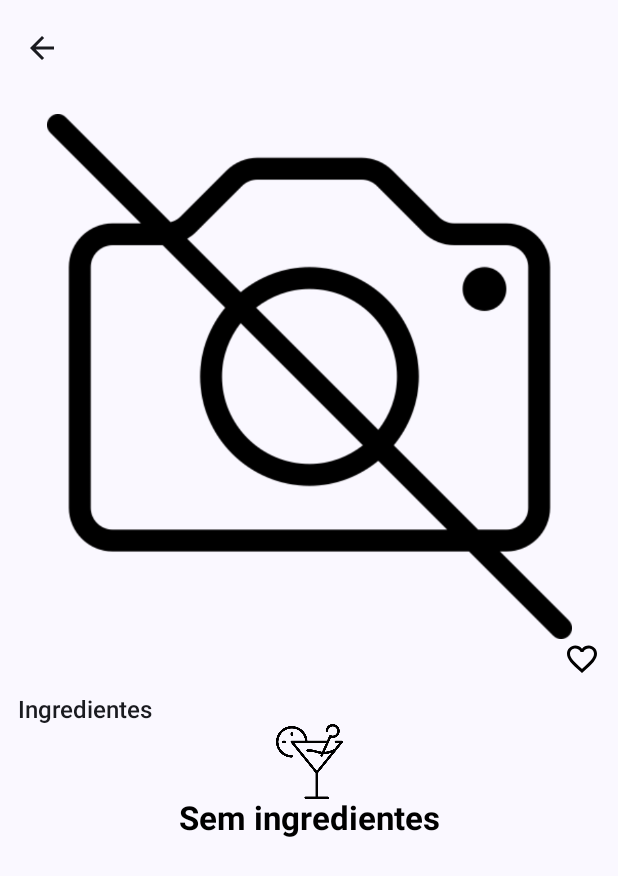
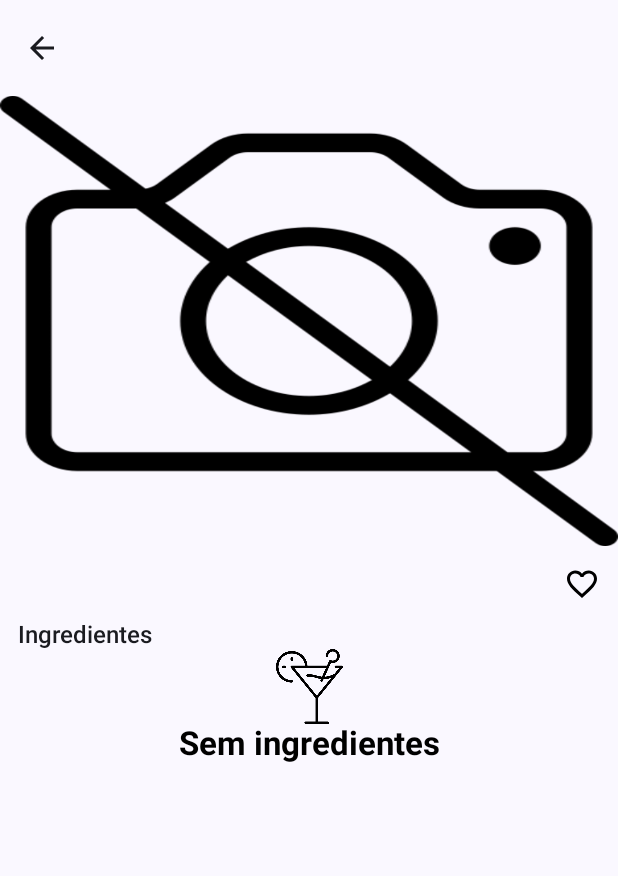
Before and after one commit to Matheus-Silas97/BartenderVirtual, an Android app built with Jetpack Compose: the composable Content shown on its own in the app's theme, on a phone screen of 412 x 824 dp. Shown: the top 876 px of the screen. Run offline under Robolectric (Android 15) with nearby library versions, the phone set to English and light mode, and no system bars; network calls fail; pictures from the network do not load.

Commit message:
refactor(bartendervirtual) ajustes no layout

```diff
--- a/app/src/main/java/com/bartender/bartendervirtual/common/components/CategoryCard.kt
+++ b/app/src/main/java/com/bartender/bartendervirtual/common/components/CategoryCard.kt
@@ -16,6 +16,8 @@ import androidx.compose.ui.Alignment
 import androidx.compose.ui.Modifier
 import androidx.compose.ui.draw.shadow
 import androidx.compose.ui.graphics.Color
+import androidx.compose.ui.text.style.TextAlign
+import androidx.compose.ui.text.style.TextAlign.Companion
 import androidx.compose.ui.unit.dp
 import androidx.compose.ui.zIndex
 import com.bartender.bartendervirtual.domain.model.Category
@@ -54,7 +56,8 @@ fun CategoryCard(
                 modifier = Modifier
                     .align(Alignment.Center)
                     .padding(6.dp)
-                    .zIndex(1f)
+                    .zIndex(1f),
+                textAlign = TextAlign.Center
             )
         }
     }
--- a/app/src/main/java/com/bartender/bartendervirtual/common/components/IngredientsCard.kt
+++ b/app/src/main/java/com/bartender/bartendervirtual/common/components/IngredientsCard.kt
@@ -57,7 +57,7 @@ fun IngredientsCard(model: IngredientsListDrinkDetails, selectIngredient: (drink
                         .height(50.dp)
                         .width(50.dp)
                         .align(Alignment.CenterVertically),
-                    contentScale = ContentScale.Fit
+                    contentScale = ContentScale.Inside
                 )
 
                 Column {
--- a/app/src/main/java/com/bartender/bartendervirtual/presentation/drink_details/DrinkDetailsScreen.kt
+++ b/app/src/main/java/com/bartender/bartendervirtual/presentation/drink_details/DrinkDetailsScreen.kt
@@ -1,6 +1,8 @@
 package com.bartender.bartendervirtual.presentation.drink_details
 
+import androidx.compose.foundation.BorderStroke
 import androidx.compose.foundation.Image
+import androidx.compose.foundation.border
 import androidx.compose.foundation.clickable
 import androidx.compose.foundation.layout.Column
 import androidx.compose.foundation.layout.Row
@@ -18,6 +20,8 @@ import androidx.compose.runtime.getValue
 import androidx.compose.ui.Alignment
 import androidx.compose.ui.Modifier
 import androidx.compose.ui.graphics.Color
+import androidx.compose.ui.layout.ContentScale
+import androidx.compose.ui.layout.ContentScale.Companion
 import androidx.compose.ui.res.painterResource
 import androidx.compose.ui.unit.dp
 import androidx.compose.ui.zIndex
@@ -87,17 +91,21 @@ private fun Content(uiState: DrinkDetailsState, interaction: (DrinkDetailsIntera
             }
         }
 
+        Column(modifier = Modifier.verticalScroll(state = verticalScrollState)) {
+            ImageUrl(
+                url = uiState.image, modifier = Modifier
+                    .fillMaxWidth()
+                    .height(300.dp),
+                contentScale = ContentScale.FillBounds
+            )
+
+
             Column(
                 modifier = Modifier
                     .fillMaxSize()
                     .padding(all = 12.dp)
-                .verticalScroll(state = verticalScrollState)
             ) {
-            ImageUrl(
-                url = uiState.image, modifier = Modifier
-                    .fillMaxWidth()
-                    .height(350.dp)
-            )
+
 
                 Row {
                     TextTitle(text = uiState.name, modifier = Modifier.weight(1F))
@@ -152,3 +160,4 @@ private fun Content(uiState: DrinkDetailsState, interaction: (DrinkDetailsIntera
             }
         }
     }
+}
```
Also changed, not shown: app/src/main/java/com/bartender/bartendervirtual/presentation/ingredients_details/IngredientsDetailsScreen.kt (+12 -7 lines). Lines whose indentation alone changed are shown as unchanged.
